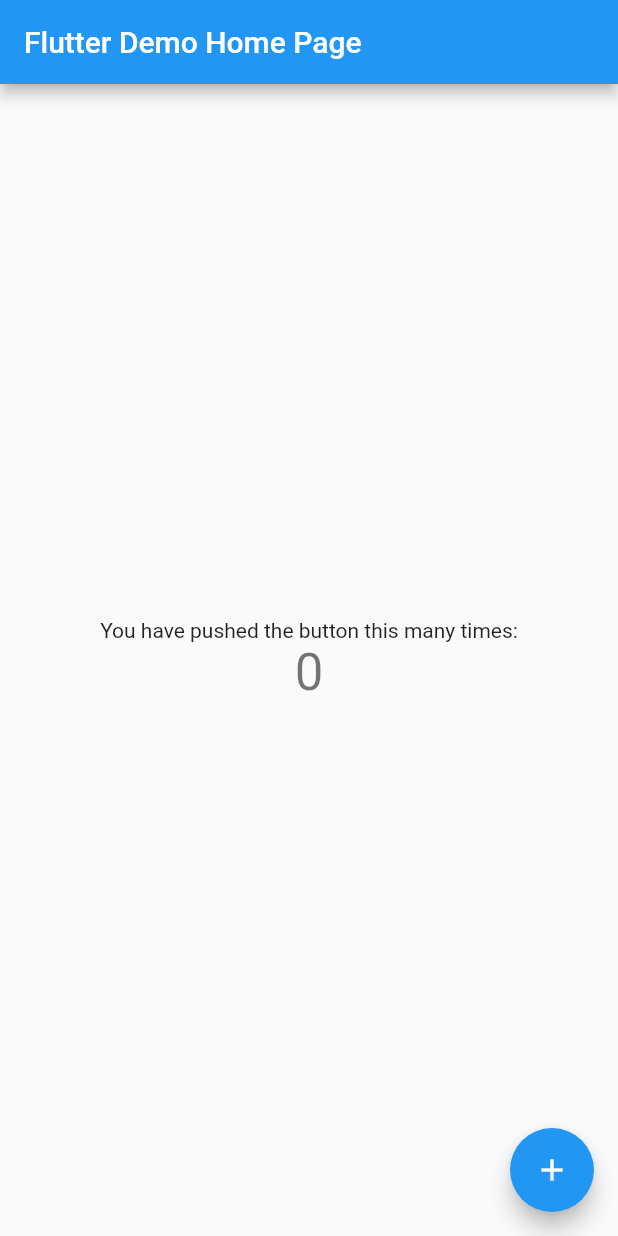
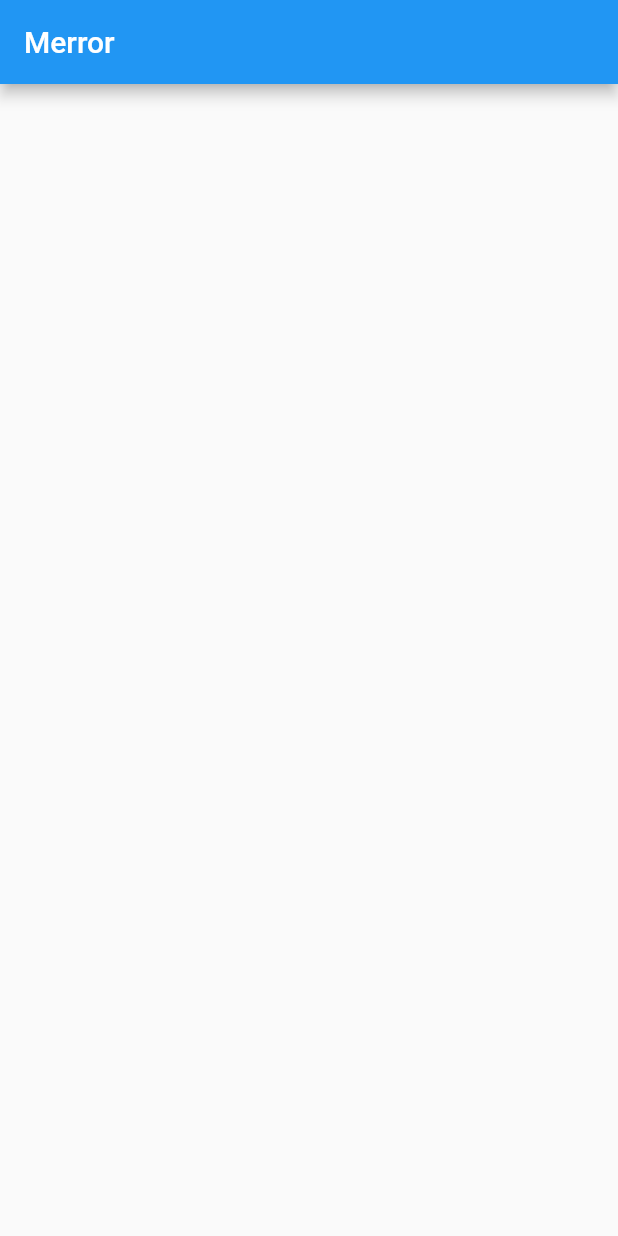
Before and after one commit to ymst-hub/Merror, a Flutter app: the screen it shows after launch, on a phone screen of 412 x 824 dp. Run offline on Flutter 3.47's test engine with Material 2 defaults, Android fonts, the phone set to English and light mode, and no system bars; our stand-ins replace sqflite; accounts and stored records are empty.

Commit message:
コミット

```diff
--- a/lib/main.dart
+++ b/lib/main.dart
@@ -11,36 +11,17 @@ class MyApp extends StatelessWidget {
   @override
   Widget build(BuildContext context) {
     return MaterialApp(
-      title: 'Flutter Demo',
+      title: 'Merror',
       theme: ThemeData(
-        // This is the theme of your application.
-        //
-        // Try running your application with "flutter run". You'll see the
-        // application has a blue toolbar. Then, without quitting the app, try
-        // changing the primarySwatch below to Colors.green and then invoke
-        // "hot reload" (press "r" in the console where you ran "flutter run",
-        // or simply save your changes to "hot reload" in a Flutter IDE).
-        // Notice that the counter didn't reset back to zero; the application
-        // is not restarted.
         primarySwatch: Colors.blue,
       ),
-      home: const MyHomePage(title: 'Flutter Demo Home Page'),
+      home: const MyHomePage(title: 'Merror'),
     );
   }
 }
 
 class MyHomePage extends StatefulWidget {
   const MyHomePage({Key? key, required this.title}) : super(key: key);
-
-  // This widget is the home page of your application. It is stateful, meaning
-  // that it has a State object (defined below) that contains fields that affect
-  // how it looks.
-
-  // This class is the configuration for the state. It holds the values (in this
-  // case the title) provided by the parent (in this case the App widget) and
-  // used by the build method of the State. Fields in a Widget subclass are
-  // always marked "final".
-
   final String title;
 
   @override
@@ -48,67 +29,17 @@ class MyHomePage extends StatefulWidget {
 }
 
 class _MyHomePageState extends State<MyHomePage> {
-  int _counter = 0;
-
-  void _incrementCounter() {
-    setState(() {
-      // This call to setState tells the Flutter framework that something has
-      // changed in this State, which causes it to rerun the build method below
-      // so that the display can reflect the updated values. If we changed
-      // _counter without calling setState(), then the build method would not be
-      // called again, and so nothing would appear to happen.
-      _counter++;
-    });
-  }
+  String? _mokuhyou;
+  final controller = TextEditingController() ;
 
   @override
   Widget build(BuildContext context) {
-    // This method is rerun every time setState is called, for instance as done
-    // by the _incrementCounter method above.
-    //
-    // The Flutter framework has been optimized to make rerunning build methods
-    // fast, so that you can just rebuild anything that needs updating rather
-    // than having to individually change instances of widgets.
     return Scaffold(
       appBar: AppBar(
-        // Here we take the value from the MyHomePage object that was created by
-        // the App.build method, and use it to set our appbar title.
-        title: Text(widget.title),
+        title: Text("Merror"),
       ),
       body: Center(
-        // Center is a layout widget. It takes a single child and positions it
-        // in the middle of the parent.
-        child: Column(
-          // Column is also a layout widget. It takes a list of children and
-          // arranges them vertically. By default, it sizes itself to fit its
-          // children horizontally, and tries to be as tall as its parent.
-          //
-          // Invoke "debug painting" (press "p" in the console, choose the
-          // "Toggle Debug Paint" action from the Flutter Inspector in Android
-          // Studio, or the "Toggle Debug Paint" command in Visual Studio Code)
-          // to see the wireframe for each widget.
-          //
-          // Column has various properties to control how it sizes itself and
-          // how it positions its children. Here we use mainAxisAlignment to
-          // center the children vertically; the main axis here is the vertical
-          // axis because Columns are vertical (the cross axis would be
-          // horizontal).
-          mainAxisAlignment: MainAxisAlignment.center,
-          children: <Widget>[
-            const Text(
-              'You have pushed the button this many times:',
-            ),
-            Text(
-              '$_counter',
-              style: Theme.of(context).textTheme.headline4,
-            ),
-          ],
-        ),
-      ),
-      floatingActionButton: FloatingActionButton(
-        onPressed: _incrementCounter,
-        tooltip: 'Increment',
-        child: const Icon(Icons.add),
+
       ), // This trailing comma makes auto-formatting nicer for build methods.
     );
   }
--- a/pubspec.yaml
+++ b/pubspec.yaml
@@ -34,6 +34,8 @@ dependencies:
   # The following adds the Cupertino Icons font to your application.
   # Use with the CupertinoIcons class for iOS style icons.
   cupertino_icons: ^1.0.2
+  sqflite: ^2.0.3+1
+  intl: ^0.17.0
 
 dev_dependencies:
   flutter_test:
```
Also changed, not shown: lib/dbhelper.dart (+112 -0 lines), lib/model.dart (+50 -0 lines), pubspec.lock, 4 other files.
